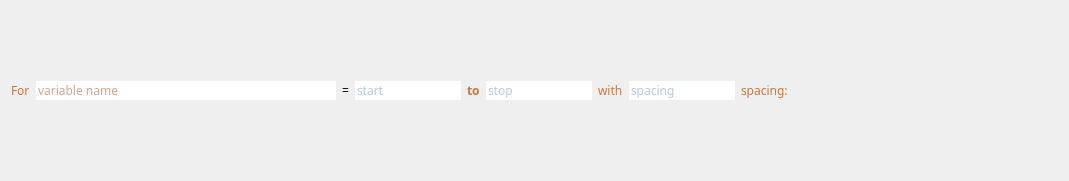
First picture: the form in condetrol/condetrol/experiment_viewer/steps_editor/step_uis/sequence_arange_iteration.ui, repository light-scattering-iogs/caqtus, before the edit.
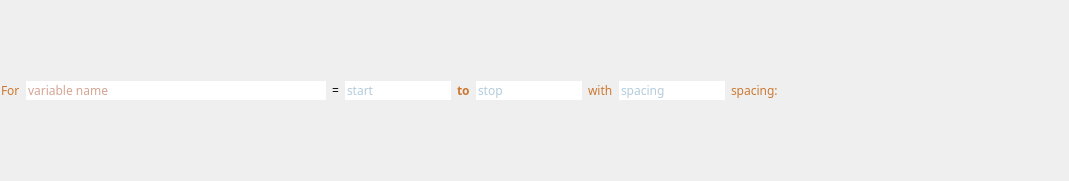
Second picture: the form after the edit. Custom widgets are drawn as their Qt base class.

Commit message: Fix transparent background when painting a step widget in delegate

Patch:
```diff
--- a/condetrol/condetrol/experiment_viewer/steps_editor/step_uis/sequence_arange_iteration.ui
+++ b/condetrol/condetrol/experiment_viewer/steps_editor/step_uis/sequence_arange_iteration.ui
@@ -27,6 +27,45 @@
    <bool>false</bool>
   </property>
   <layout class="QHBoxLayout" name="horizontalLayout">
+   <property name="spacing">
+    <number>0</number>
+   </property>
+   <property name="leftMargin">
+    <number>0</number>
+   </property>
+   <property name="topMargin">
+    <number>0</number>
+   </property>
+   <property name="rightMargin">
+    <number>0</number>
+   </property>
+   <property name="bottomMargin">
+    <number>0</number>
+   </property>
+   <item>
+    <widget class="QFrame" name="frame">
+     <property name="frameShape">
+      <enum>QFrame::NoFrame</enum>
+     </property>
+     <property name="frameShadow">
+      <enum>QFrame::Raised</enum>
+     </property>
+     <property name="lineWidth">
+      <number>0</number>
+     </property>
+     <layout class="QHBoxLayout" name="horizontalLayout_2" stretch="0,0,0,0,0,0,0,0,0,1">
+      <property name="leftMargin">
+       <number>1</number>
+      </property>
+      <property name="topMargin">
+       <number>1</number>
+      </property>
+      <property name="rightMargin">
+       <number>1</number>
+      </property>
+      <property name="bottomMargin">
+       <number>1</number>
+      </property>
    <item>
     <widget class="QLabel" name="label">
      <property name="sizePolicy">
@@ -277,7 +316,7 @@
      </property>
      <property name="sizeHint" stdset="0">
       <size>
-       <width>40</width>
+          <width>296</width>
        <height>20</height>
       </size>
      </property>
@@ -285,6 +324,9 @@
    </item>
   </layout>
  </widget>
+   </item>
+  </layout>
+ </widget>
  <customwidgets>
   <customwidget>
    <class>AutoResizeLineEdit</class>
```
Left out of the diff: 2 changed lines with no effect on the pictures. Lines whose indentation alone changed are shown as unchanged. The commit also changes 7 other files.
